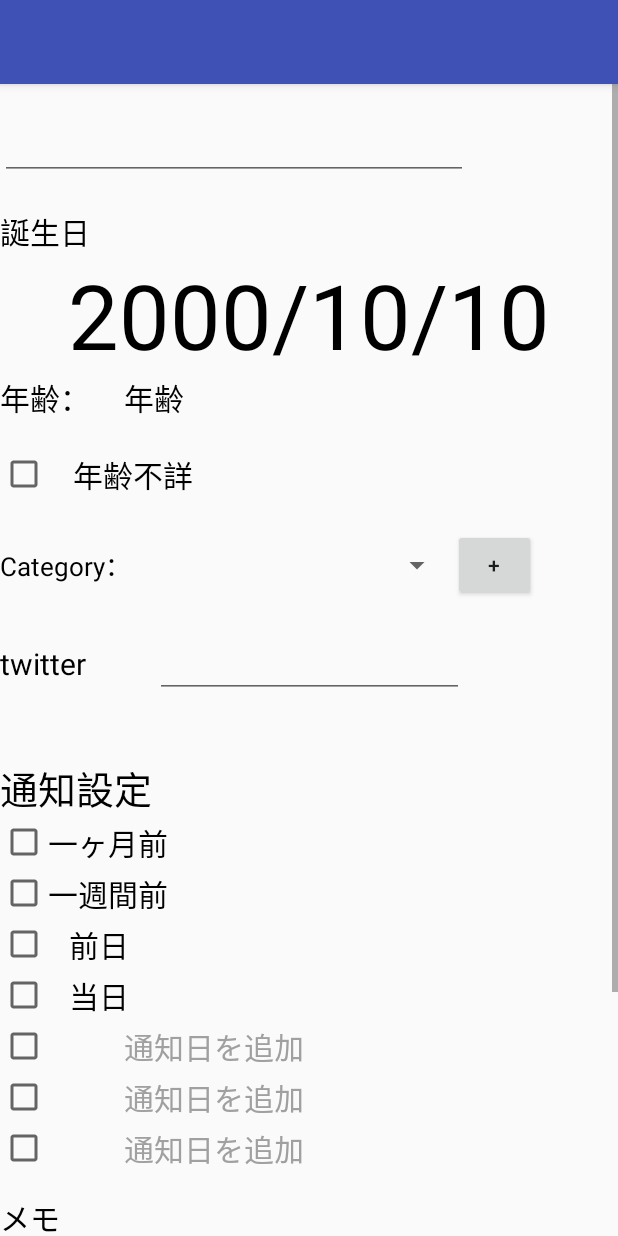
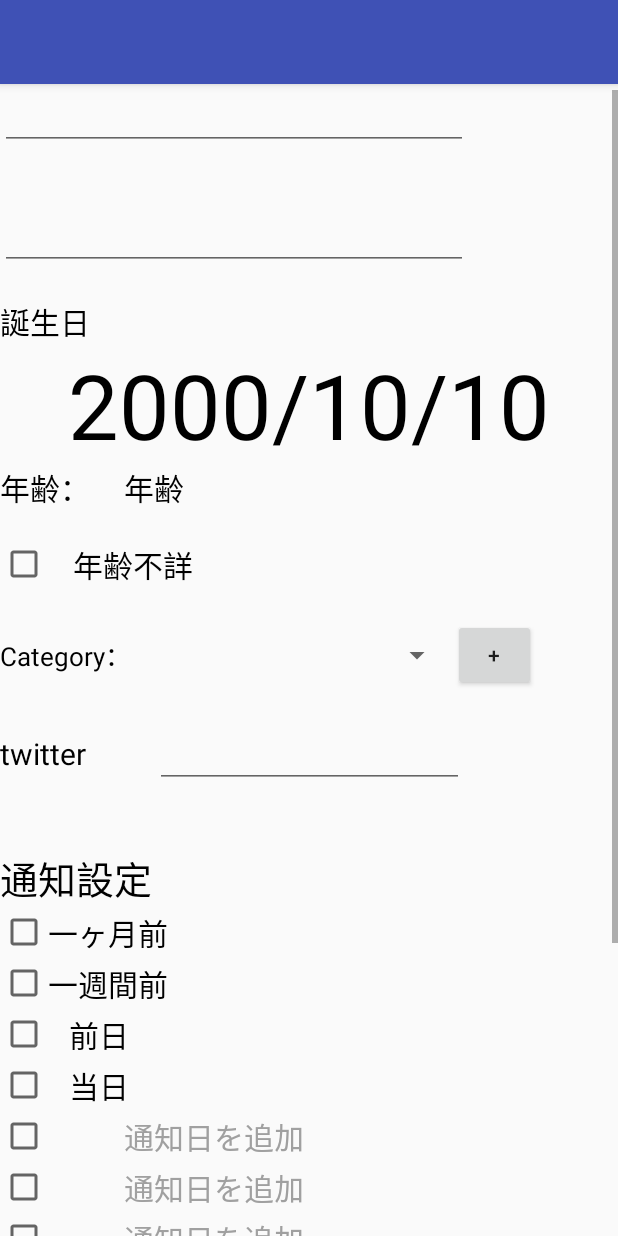
Before and after one commit to t-robop/Tancolle, an Android app: the layout activity_user_register.xml on its own in the app's theme, with its tools: preview values and no code run, on a phone screen of 412 x 824 dp. Run offline under Robolectric (Android 15) with nearby library versions, the phone set to English and light mode, and no system bars.

Commit message:
60dpぃいいいいいいいいいいいいいいいい

```diff
--- a/app/src/main/res/layout/activity_user_register.xml
+++ b/app/src/main/res/layout/activity_user_register.xml
@@ -24,10 +24,16 @@
 
     </android.support.design.widget.AppBarLayout>
 
+
+    <LinearLayout
+        android:layout_width="match_parent"
+        android:layout_height="match_parent"
+        android:paddingTop="60dp">
+
+
     <ScrollView
         android:layout_width="match_parent"
-        android:layout_height="match_parent"
-        android:paddingTop="0dp">
+        android:layout_height="match_parent">
 
         <LinearLayout
             android:layout_width="match_parent"
@@ -505,5 +511,6 @@
 
     </ScrollView>
 
+    </LinearLayout>
 
 </android.support.design.widget.CoordinatorLayout>
```
